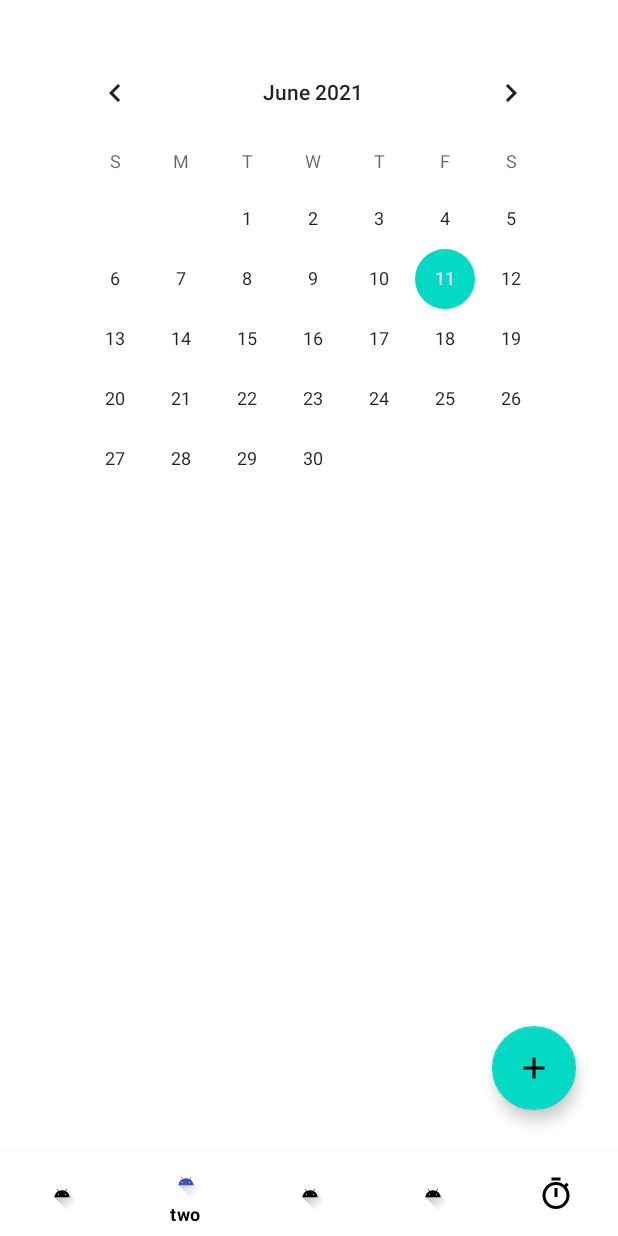
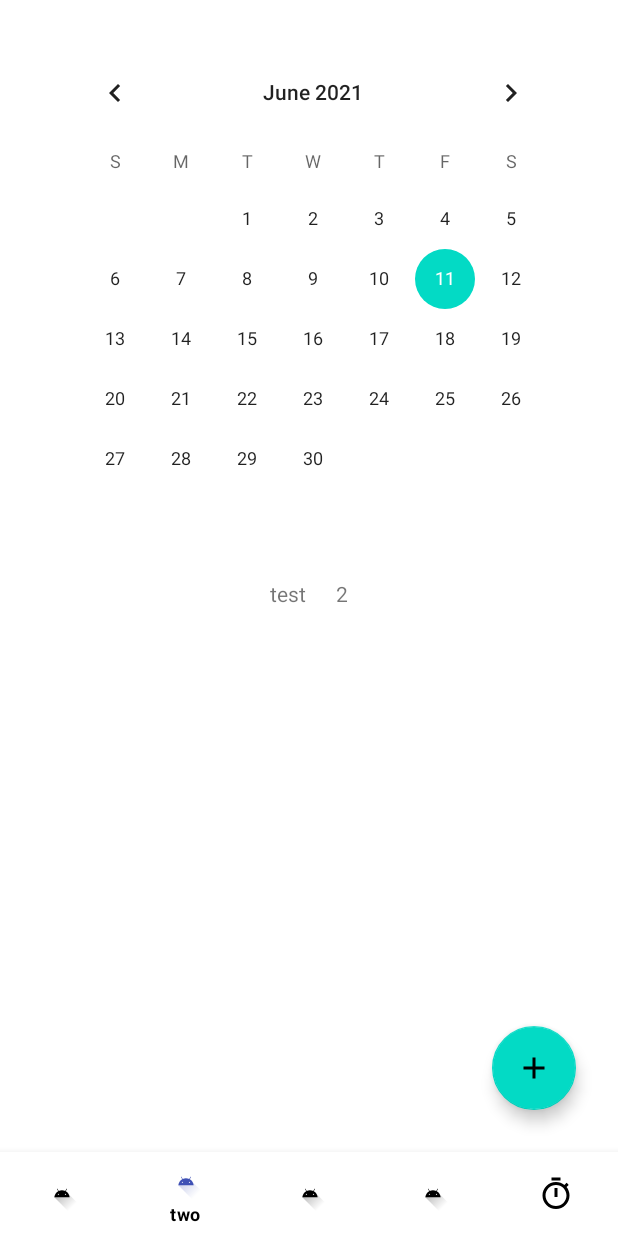
Before and after one commit to DAEHYEONJO/MobileProgramming, an Android app: the screen it shows after launch (MainActivity), item 2 of the bottom bar chosen, on a phone screen of 412 x 824 dp. Run offline under Robolectric (Android 15) with nearby library versions, the phone set to English and light mode, and no system bars; our stand-ins replace Firebase (no records; nobody signed in at launch, a user with empty details on screens opened directly); 2 statements that could not run were skipped.

Commit message:
feat: get routine info

```diff
--- /dev/null
+++ b/app/src/main/java/com/example/teamproject/calendar/CalendarAdapter.kt
@@ -0,0 +1,43 @@
+package com.example.teamproject.calendar
+
+import android.view.LayoutInflater
+import android.view.View
+import android.view.ViewGroup
+import android.widget.TextView
+import androidx.recyclerview.widget.RecyclerView
+import com.example.teamproject.Myroutines
+import com.example.teamproject.R
+
+class CalendarAdapter(val items: ArrayList<Myroutines>) : RecyclerView.Adapter<CalendarAdapter.ViewHolder>(){
+    private var files: ArrayList<Myroutines>? = items
+
+    override fun getItemViewType(position: Int): Int {
+        return position
+    }
+    override fun onCreateViewHolder(parent: ViewGroup, viewType: Int): CalendarAdapter.ViewHolder {
+        val view = LayoutInflater.from(parent.context).inflate(R.layout.calendar_routine_item, parent, false)
+        return ViewHolder(view)
+    }
+
+    override fun getItemCount(): Int {
+        return files?.size!!
+    }
+
+    override fun onBindViewHolder(holder: CalendarAdapter.ViewHolder, position: Int) {
+        val current = files?.get(position)
+        if(current!=null){
+            holder.calendar_routine_name.text = current.name
+            holder.calendar_routine_count.text = current.count
+        }
+    }
+
+    inner class ViewHolder(itemView: View) : RecyclerView.ViewHolder(itemView) {
+        // row가 들어옴
+        var calendar_routine_name: TextView = itemView.findViewById(R.id.calendar_routine_name)
+        var calendar_routine_count: TextView = itemView.findViewById(R.id.calendar_routine_count)
+
+        init {
+
+        }
+    }
+}
--- a/app/src/main/java/com/example/teamproject/calendar/CalendarFragment.kt
+++ b/app/src/main/java/com/example/teamproject/calendar/CalendarFragment.kt
@@ -7,31 +7,71 @@ import android.view.View
 import android.view.ViewGroup
 import android.widget.CalendarView
 import androidx.fragment.app.Fragment
+import androidx.recyclerview.widget.LinearLayoutManager
+import androidx.recyclerview.widget.RecyclerView
+import com.example.teamproject.Mydbhelper
+import com.example.teamproject.Myroutines
 import com.example.teamproject.R
 import com.google.android.material.floatingactionbutton.FloatingActionButton
 import java.time.LocalDate
 
 class CalendarFragment : Fragment() {
-    private var curr_date:String? =null
+    var data: ArrayList<Myroutines> = ArrayList()
+    lateinit var curr_date: String
+    lateinit var recyclerView: RecyclerView
+    lateinit var calendarAdapter: CalendarAdapter
+    lateinit var mydbhelper: Mydbhelper
 
     override fun onCreateView(
         inflater: LayoutInflater, container: ViewGroup?,
         savedInstanceState: Bundle?
     ): View? {
-        var rootView =inflater.inflate(R.layout.fragment_calendar, container, false)
+        val rootView = inflater.inflate(R.layout.fragment_calendar, container, false)
+        data.add(Myroutines("test", "2"))
+        init(rootView)
+        fabInit(rootView)
+        return rootView
+    }
+
+    private fun fabInit(rootView: View) {
         var fab = rootView.findViewById<FloatingActionButton>(R.id.floatingActionButton)
-        fab.setOnClickListener{
+        fab.setOnClickListener {
             var intent = Intent(activity, AddRoutineActivity::class.java)
             intent.putExtra("date", curr_date)
             startActivity(intent)
         }
+    }
 
+    private fun init(rootView: View) {
+        mydbhelper = Mydbhelper()
         var calendarView = rootView.findViewById<CalendarView>(R.id.calendarView)
         curr_date = LocalDate.now().toString()
 
+
+        initRecyclerView(rootView)
         calendarView.setOnDateChangeListener { view, year, month, day ->
-            curr_date = LocalDate.of(year, month+1, day).toString()
+            curr_date = LocalDate.of(year, month + 1, day).toString()
+            mydbhelper.readlist("1234", curr_date, object : Mydbhelper.MyCallbakclist {
+                override fun onCallbacklist(value: ArrayList<Myroutines>) {
+                    super.onCallbacklist(value)
+                    data.clear()
+                    for(v in value){
+                        if(v.name!="date")
+                            data.add(Myroutines(v.name, v.count))
+                    }
+                }
+            })
+            recyclerView.swapAdapter(CalendarAdapter(data), true)
         }
-        return rootView
+    }
+
+    private fun initRecyclerView(rootView: View) {
+        recyclerView = rootView.findViewById<RecyclerView>(R.id.calendar_recyclerView)
+        recyclerView.layoutManager = LinearLayoutManager(
+            this.activity,
+            LinearLayoutManager.VERTICAL, false
+        )
+        calendarAdapter = CalendarAdapter(data)
+        recyclerView.adapter = calendarAdapter
     }
 }
--- /dev/null
+++ b/app/src/main/res/layout/calendar_routine_item.xml
@@ -0,0 +1,33 @@
+<?xml version="1.0" encoding="utf-8"?>
+<LinearLayout xmlns:android="http://schemas.android.com/apk/res/android"
+    android:layout_width="match_parent"
+    android:layout_height="wrap_content"
+    android:orientation="horizontal">
+
+    <LinearLayout
+        android:layout_width="wrap_content"
+        android:layout_height="match_parent"
+        android:layout_weight="1">
+
+        <TextView
+            android:id="@+id/calendar_routine_name"
+            android:layout_width="match_parent"
+            android:layout_height="wrap_content"
+            android:gravity="end"
+            android:paddingRight="10dp"
+            android:text="@string/routine_name" />
+    </LinearLayout>
+
+    <LinearLayout
+        android:layout_width="wrap_content"
+        android:layout_height="match_parent"
+        android:layout_weight="1">
+
+        <TextView
+            android:id="@+id/calendar_routine_count"
+            android:layout_width="match_parent"
+            android:layout_height="wrap_content"
+            android:paddingLeft="10dp"
+            android:text="@string/routine_repeat" />
+    </LinearLayout>
+</LinearLayout>
--- a/app/src/main/res/layout/fragment_calendar.xml
+++ b/app/src/main/res/layout/fragment_calendar.xml
@@ -27,5 +27,15 @@
         app:layout_constraintStart_toStartOf="parent"
         app:layout_constraintTop_toTopOf="parent" />
 
+    <androidx.recyclerview.widget.RecyclerView
+        android:id="@+id/calendar_recyclerView"
+        android:layout_width="409dp"
+        android:layout_height="255dp"
+        app:layout_constraintBottom_toBottomOf="parent"
+        app:layout_constraintEnd_toEndOf="parent"
+        app:layout_constraintStart_toStartOf="parent"
+        app:layout_constraintTop_toBottomOf="@+id/calendarView"
+        app:layout_constraintVertical_bias="0.1" />
+
 
 </androidx.constraintlayout.widget.ConstraintLayout>
```
